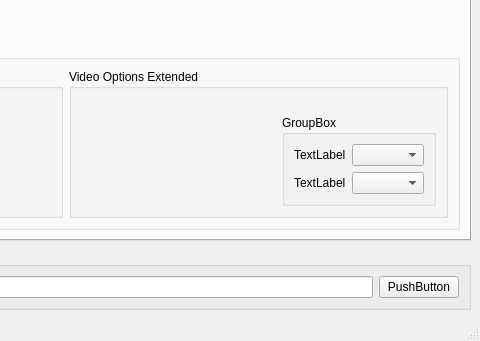
The window that src/mainwindow.ui (b1aqW0lf/Lithium) describes before a commit, drawn with Qt 5; both pictures show x 732 to 1212 and y 412 to 753 of the 1212 by 753 pixel window.
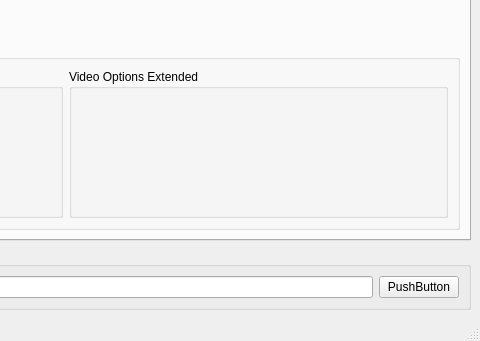
The same window after the commit. Custom widgets are drawn as their Qt base class.

Commit message: experiment/added VideoEncoderOptions

The edit to the form file:
```diff
--- a/src/mainwindow.ui
+++ b/src/mainwindow.ui
@@ -83,33 +83,7 @@
                  <widget class="VideoEncoderPreset" name="videoPresetWidget" native="true"/>
                 </item>
                 <item>
-                 <widget class="QGroupBox" name="groupBox_15">
-                  <property name="title">
-                   <string>GroupBox</string>
-                  </property>
-                  <layout class="QGridLayout" name="gridLayout_4">
-                   <item row="0" column="0">
-                    <widget class="QLabel" name="label_23">
-                     <property name="text">
-                      <string>TextLabel</string>
-                     </property>
-                    </widget>
-                   </item>
-                   <item row="0" column="1">
-                    <widget class="QComboBox" name="comboBox_13"/>
-                   </item>
-                   <item row="1" column="0">
-                    <widget class="QLabel" name="label_24">
-                     <property name="text">
-                      <string>TextLabel</string>
-                     </property>
-                    </widget>
-                   </item>
-                   <item row="1" column="1">
-                    <widget class="QComboBox" name="comboBox_14"/>
-                   </item>
-                  </layout>
-                 </widget>
+                 <widget class="VideoEncoderOptions" name="videoOptionsWidget" native="true"/>
                 </item>
                </layout>
               </item>
@@ -257,6 +231,12 @@
    <header>video_encoder_preset.h</header>
    <container>1</container>
   </customwidget>
+  <customwidget>
+   <class>VideoEncoderOptions</class>
+   <extends>QWidget</extends>
+   <header>video_encoder_options.h</header>
+   <container>1</container>
+  </customwidget>
  </customwidgets>
  <resources/>
  <connections/>
```
The commit also changes 4 other files.
